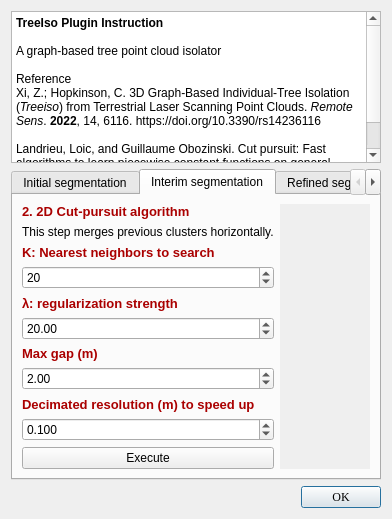
Before: the Qt Designer form ui/TreeIsoDlg.ui in truebelief/cc-treeiso-plugin, drawn with Qt 5.
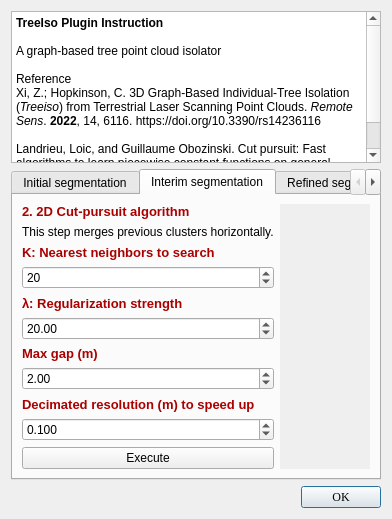
After: the same form once the commit is applied. The open tabs and pages were chosen to show the change. Icons and pictures are not drawn.

```diff
--- a/ui/TreeIsoDlg.ui
+++ b/ui/TreeIsoDlg.ui
@@ -260,7 +260,7 @@
       </attribute>
       <layout class="QVBoxLayout" name="verticalLayout_12">
        <item>
-        <layout class="QHBoxLayout" name="horizontalLayout" stretch="2,1">
+        <layout class="QHBoxLayout" name="horizontalLayout2" stretch="2,1">
          <item>
           <layout class="QVBoxLayout" name="verticalLayout_14">
            <item>
@@ -323,7 +323,7 @@
            <item>
             <widget class="QLabel" name="label_16">
              <property name="text">
-              <string>&lt;span style=&quot; font-size:10pt; font-weight:600; color:#aa0000;&quot;&gt;λ: regularization strength&lt;/span&gt;</string>
+              <string>&lt;html&gt;&lt;head/&gt;&lt;body&gt;&lt;p&gt;&lt;span style=&quot; font-size:10pt; font-weight:600; color:#aa0000;&quot;&gt;λ: Regularization strength&lt;/span&gt;&lt;/p&gt;&lt;/body&gt;&lt;/html&gt;</string>
              </property>
             </widget>
            </item>
@@ -341,7 +341,7 @@
             </widget>
            </item>
            <item>
-            <spacer name="verticalSpacer">
+            <spacer name="verticalSpacer2">
              <property name="orientation">
               <enum>Qt::Vertical</enum>
              </property>
```
Left out of the diff: 40 changed lines with no effect on the pictures.
